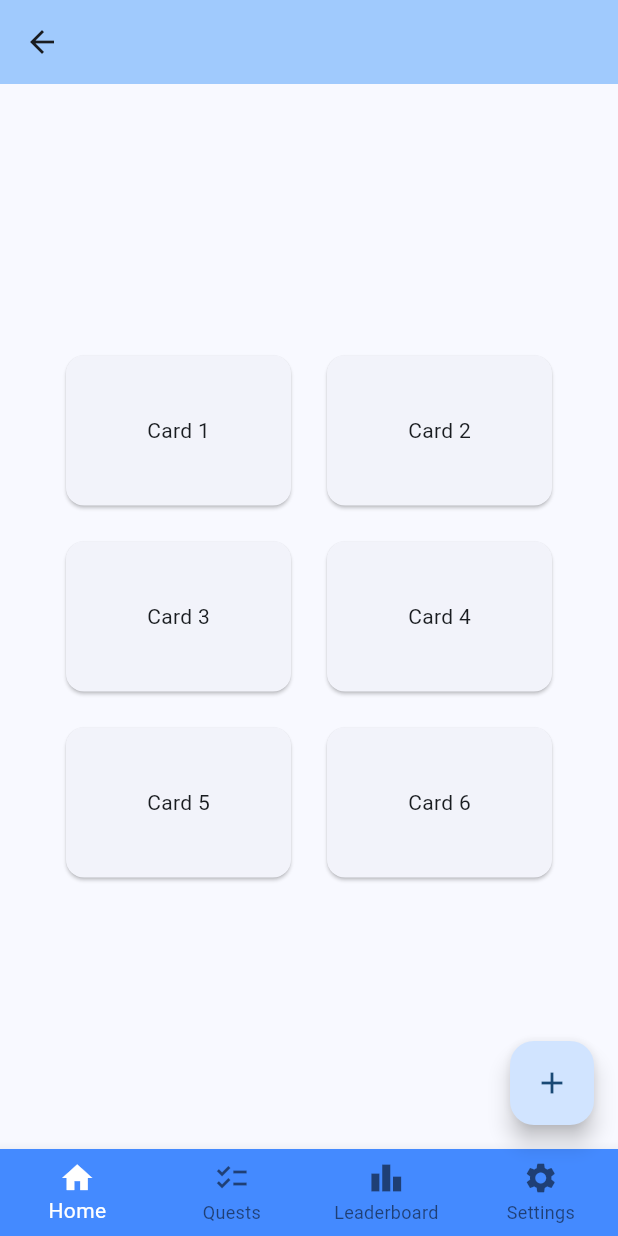
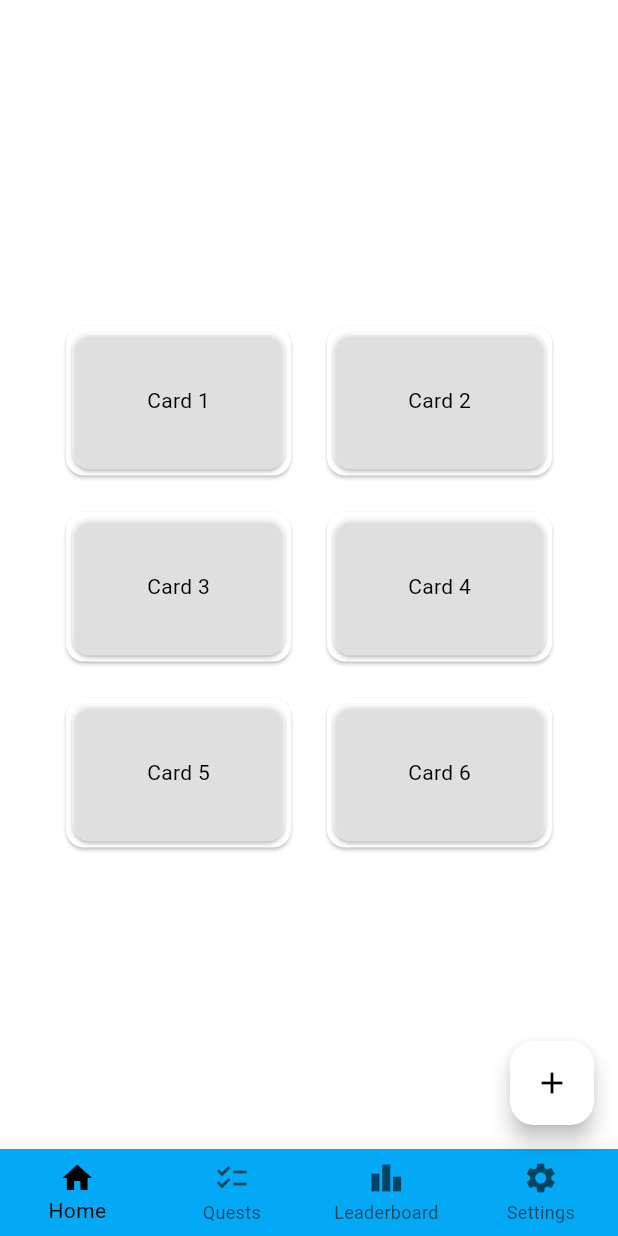
Before and after one commit to klinkl/FunLearn-client, a Flutter app: the MyHomePage screen opened directly with empty values, on a phone screen of 412 x 824 dp. Run offline on Flutter 3.47's test engine with Material 3 defaults, Android fonts, the light colour scheme and no system bars; our stand-ins replace shared_preferences; accounts and stored records are empty.

Commit message:
light and dark theme

```diff
--- a/lib/screens/cards_list_view.dart
+++ b/lib/screens/cards_list_view.dart
@@ -1,95 +1,57 @@
 import 'package:flutter/material.dart';
+import '../theme/customColors.dart';
 
 class MyHomePage extends StatefulWidget {
-  const MyHomePage({super.key, required this.title});
+  const MyHomePage({
+    super.key,
+    required this.themeMode,
+    required this.onThemeModeChanged,
+  });
 
-  // This widget is the home page of your application. It is stateful, meaning
-  // that it has a State object (defined below) that contains fields that affect
-  // how it looks.
-
-  // This class is the configuration for the state. It holds the values (in this
-  // case the title) provided by the parent (in this case the App widget) and
-  // used by the build method of the State. Fields in a Widget subclass are
-  // always marked "final".
-
-  final String title;
+  final ThemeMode themeMode;
+  final ValueChanged<ThemeMode> onThemeModeChanged;
 
   @override
   State<MyHomePage> createState() => _MyHomePageState();
 }
 
 class _MyHomePageState extends State<MyHomePage> {
-  int _counter = 0;
+  int _selectedIndex = 0;
 
-  void _incrementCounter() {
-    setState(() {
-      // This call to setState tells the Flutter framework that something has
-      // changed in this State, which causes it to rerun the build method below
-      // so that the display can reflect the updated values. If we changed
-      // _counter without calling setState(), then the build method would not be
-      // called again, and so nothing would appear to happen.
-      _counter++;
-    });
-  }
+  void _onItemTapped(int index) => setState(() => _selectedIndex = index);
 
   @override
   Widget build(BuildContext context) {
-    // This method is rerun every time setState is called, for instance as done
-    // by the _incrementCounter method above.
-    //
-    // The Flutter framework has been optimized to make rerunning build methods
-    // fast, so that you can just rebuild anything that needs updating rather
-    // than having to individually change instances of widgets.
+    final cs = Theme.of(context).colorScheme;
+    final customColors = Theme.of(context).extension<CustomColors>()!;
+
     return Scaffold(
-      appBar: AppBar(
-        // TRY THIS: Try changing the color here to a specific color (to
-        // Colors.amber, perhaps?) and trigger a hot reload to see the AppBar
-        // change color while the other colors stay the same.
-        backgroundColor: Theme.of(context).colorScheme.inversePrimary,
-        // Here we take the value from the MyHomePage object that was created by
-        // the App.build method, and use it to set our appbar title.
-        title: Text(widget.title),
-      ),
       body: Center(
-        // Center is a layout widget. It takes a single child and positions it
-        // in the middle of the parent.
         child: Column(
-          // Column is also a layout widget. It takes a list of children and
-          // arranges them vertically. By default, it sizes itself to fit its
-          // children horizontally, and tries to be as tall as its parent.
-          //
-          // Column has various properties to control how it sizes itself and
-          // how it positions its children. Here we use mainAxisAlignment to
-          // center the children vertically; the main axis here is the vertical
-          // axis because Columns are vertical (the cross axis would be
-          // horizontal).
-          //
-          // TRY THIS: Invoke "debug painting" (choose the "Toggle Debug Paint"
-          // action in the IDE, or press "p" in the console), to see the
-          // wireframe for each widget.
-          mainAxisAlignment: .center,
+          mainAxisAlignment: MainAxisAlignment.center,
           children: [
+            const SizedBox(height: 16),
             Row(
               mainAxisAlignment: MainAxisAlignment.center,
-              children: [
+              children: const [
                 Card(child: _SampleCard(cardName: 'Card 1')),
                 SizedBox(width: 16),
                 Card(child: _SampleCard(cardName: 'Card 2')),
               ],
             ),
-            SizedBox(height: 16),
+            const SizedBox(height: 16),
             Row(
               mainAxisAlignment: MainAxisAlignment.center,
-              children: [
+              children: const [
                 Card(child: _SampleCard(cardName: 'Card 3')),
                 SizedBox(width: 16),
                 Card(child: _SampleCard(cardName: 'Card 4')),
               ],
             ),
-            SizedBox(height: 16),
+            const SizedBox(height: 16),
             Row(
               mainAxisAlignment: MainAxisAlignment.center,
-              children: [
+              children: const [
                 Card(child: _SampleCard(cardName: 'Card 5')),
                 SizedBox(width: 16),
                 Card(child: _SampleCard(cardName: 'Card 6')),
@@ -97,26 +59,48 @@ class _MyHomePageState extends State<MyHomePage> {
             ),
           ],
         ),
-      ), //maybe use the floatingActionButton as a button to add new Anki sets?
+      ),
       floatingActionButton: FloatingActionButton(
-        onPressed: _incrementCounter,
+        onPressed: () => {},
+        backgroundColor: customColors.addButton,
         tooltip: 'Increment',
         child: const Icon(Icons.add),
       ),
       bottomNavigationBar: BottomNavigationBar(
-        backgroundColor: Colors.blueAccent,
-        selectedItemColor: Colors.white,
+        backgroundColor: customColors.navigationBar,
+        selectedItemColor: cs.onPrimary,
+        // ignore: deprecated_member_use
+        unselectedItemColor: cs.onSurface.withOpacity(0.6),
+        currentIndex: _selectedIndex,
+        onTap: _onItemTapped,
         type: BottomNavigationBarType.fixed,
-        items: const <BottomNavigationBarItem>[
-          BottomNavigationBarItem(icon: Icon(Icons.home), label: 'Home'),
-          BottomNavigationBarItem(icon: Icon(Icons.checklist), label: 'Quests'),
+        items: [
           BottomNavigationBarItem(
-            icon: Icon(Icons.leaderboard),
+            icon: Icon(
+              Icons.home,
+              color: _selectedIndex == 0 ? customColors.navigationIcon : null,
+            ),
+            label: 'Home',
+          ),
+          BottomNavigationBarItem(
+            icon: Icon(
+              Icons.checklist,
+              color: _selectedIndex == 1 ? customColors.navigationIcon : null,
+            ),
+            label: 'Quests',
+          ),
+          BottomNavigationBarItem(
+            icon: Icon(
+              Icons.leaderboard,
+              color: _selectedIndex == 2 ? customColors.navigationIcon : null,
+            ),
             label: 'Leaderboard',
           ),
-
           BottomNavigationBarItem(
-            icon: Icon(Icons.settings),
+            icon: Icon(
+              Icons.settings,
+              color: _selectedIndex == 3 ? customColors.navigationIcon : null,
+            ),
             label: 'Settings',
           ),
         ],
@@ -131,10 +115,17 @@ class _SampleCard extends StatelessWidget {
 
   @override
   Widget build(BuildContext context) {
+    final cs = Theme.of(context).colorScheme;
+    final customColors = Theme.of(context).extension<CustomColors>()!;
     return SizedBox(
       width: 150,
       height: 100,
-      child: Center(child: Text(cardName)),
+      child: Card(
+        color: customColors.card,
+        child: Center(
+          child: Text(cardName, style: TextStyle(color: cs.onSurface)),
+        ),
+      ),
     );
   }
 }
--- /dev/null
+++ b/lib/theme/customColors.dart
@@ -0,0 +1,42 @@
+import 'package:flutter/material.dart';
+
+@immutable
+class CustomColors extends ThemeExtension<CustomColors> {
+  final Color? card;
+  final Color? navigationBar;
+  final Color? navigationIcon;
+  final Color? addButton;
+
+  const CustomColors({
+    this.card,
+    this.navigationBar,
+    this.navigationIcon,
+    this.addButton,
+  });
+
+  @override
+  CustomColors copyWith({
+    Color? card,
+    Color? navigationBar,
+    Color? navigationIcon,
+    Color? addButton,
+  }) {
+    return CustomColors(
+      card: card ?? this.card,
+      navigationBar: navigationBar ?? this.navigationBar,
+      navigationIcon: navigationIcon ?? this.navigationIcon,
+      addButton: addButton ?? this.addButton,
+    );
+  }
+
+  @override
+  CustomColors lerp(ThemeExtension<CustomColors>? other, double t) {
+    if (other is! CustomColors) return this;
+    return CustomColors(
+      card: Color.lerp(card, other.card, t),
+      navigationBar: Color.lerp(navigationBar, other.navigationBar, t),
+      navigationIcon: Color.lerp(navigationIcon, other.navigationIcon, t),
+      addButton: Color.lerp(addButton, other.addButton, t),
+    );
+  }
+}
--- a/pubspec.yaml
+++ b/pubspec.yaml
@@ -34,6 +34,7 @@ dependencies:
   # The following adds the Cupertino Icons font to your application.
   # Use with the CupertinoIcons class for iOS style icons.
   cupertino_icons: ^1.0.8
+  shared_preferences: ^2.5.4
 
 dev_dependencies:
   flutter_test:
```
Also changed, not shown: lib/main.dart (+101 -23 lines), pubspec.lock, 1 other file.
